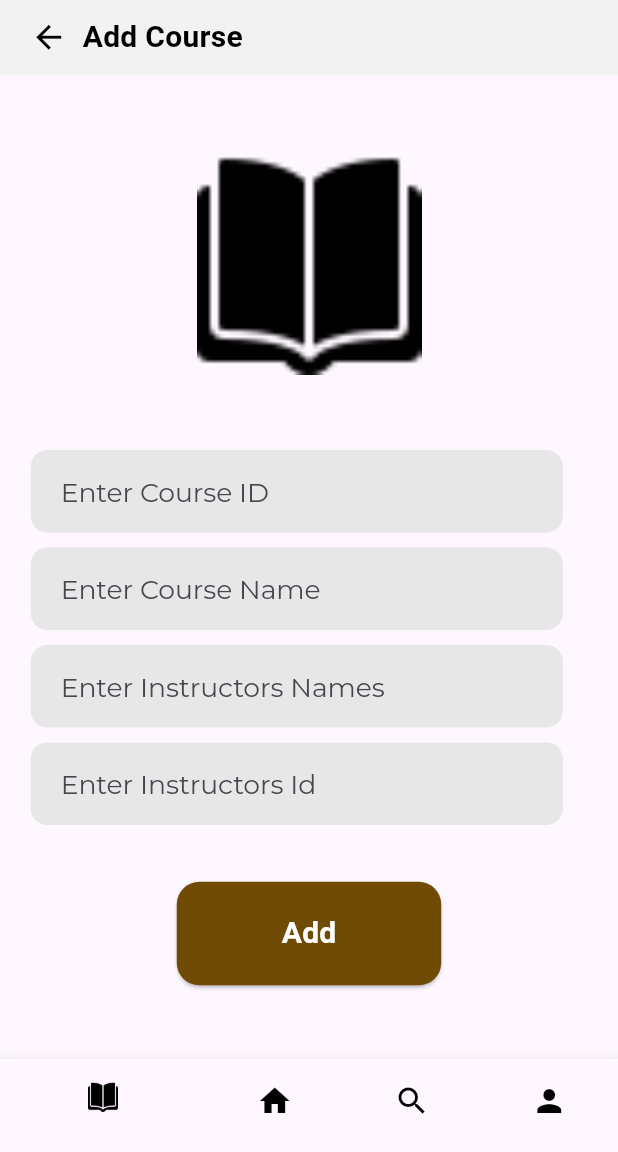
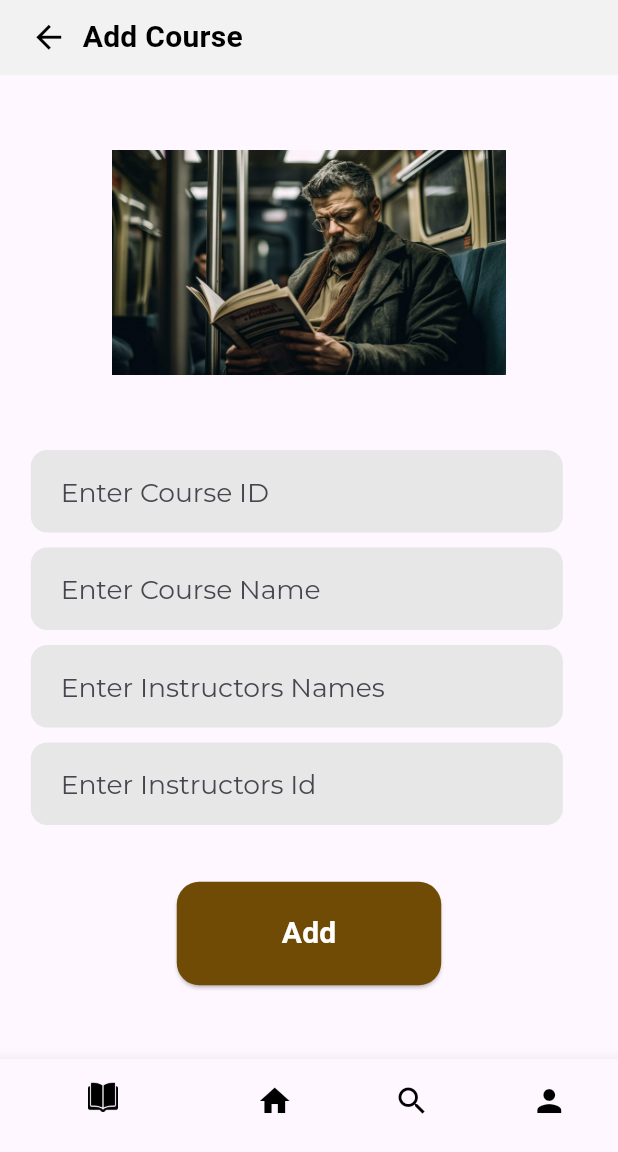
Before and after one commit to Amir23156/FrontendMobileApp, a Flutter app: the AddCourse screen opened directly, on a phone screen of 412 x 824 dp, the part 84-1236 px from its top. Run offline on Flutter 3.47's test engine with Material 3 defaults, Android fonts, the phone set to English and light mode, and no system bars; our stand-ins replace firebase_auth, get, google_fonts; accounts and stored records are empty; Roboto replaces fonts that are missing (WorkSans).

Commit message:
post commit1

```diff
--- a/lib/AddCourse.dart
+++ b/lib/AddCourse.dart
@@ -136,8 +136,10 @@ class _AddCourseState extends State<AddCourse> {
                 ),
                 child: Center(
                   child: Image.asset(
-                    'images/book.png',
-                    width: 150, // Adjust the width of the image as needed
+                    'images/bearded-man-reading-book.jpg',
+                    width: MediaQuery.of(context)
+                        .size
+                        .width, // Adjust the width of the image as needed
                     height: 150, // Adjust the height of the image as needed
                     fit: BoxFit.contain,
                   ),
```
Also changed, not shown: images/Girl-reading-book-.jpg (added), images/bearded-man-reading-book.jpg (added), images/reading-adds-years-to-your-life-thumb.jpg (added), 4 other files.
